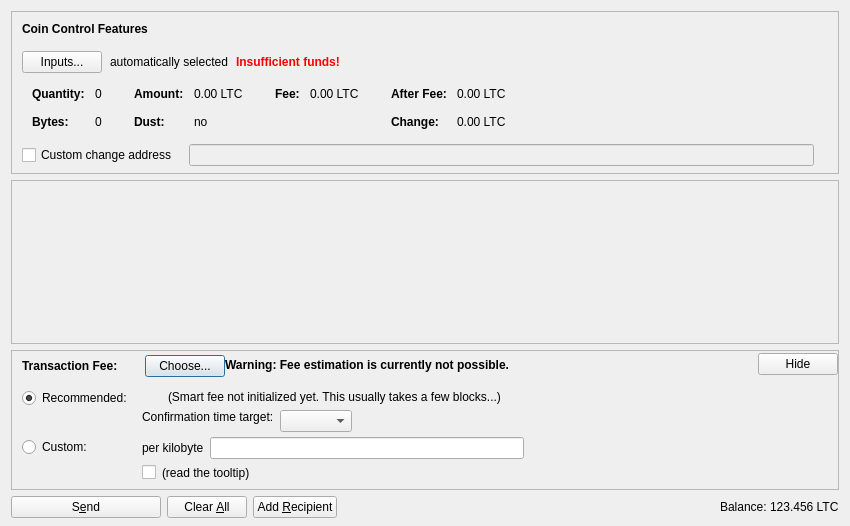
First picture: the form in src/qt/forms/sendcoinsdialog.ui, repository nkpatro/catcoin, before the edit.
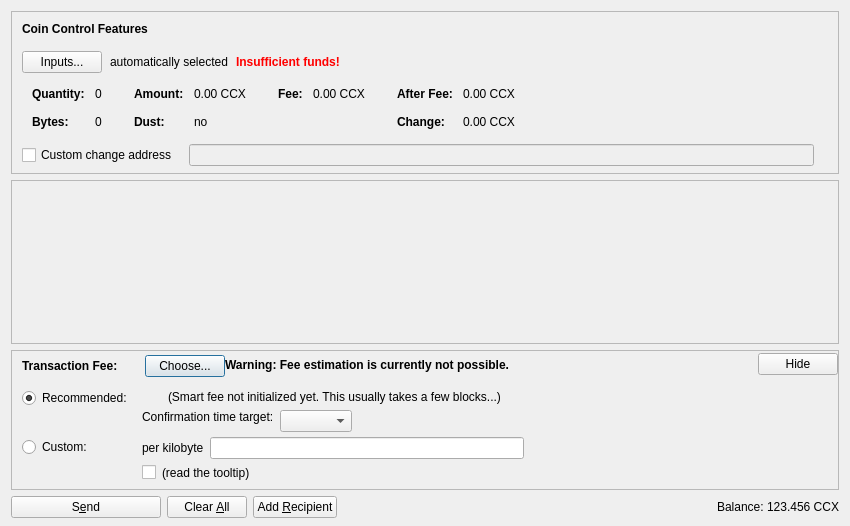
Second picture: the form after the edit. Icons and pictures are not drawn. Custom widgets are drawn as their Qt base class.

```diff
--- a/src/qt/forms/sendcoinsdialog.ui
+++ b/src/qt/forms/sendcoinsdialog.ui
@@ -324,7 +324,7 @@
                   <enum>Qt::ActionsContextMenu</enum>
                  </property>
                  <property name="text">
-                  <string notr="true">0.00 LTC</string>
+                  <string notr="true">0.00 CCX</string>
                  </property>
                  <property name="textInteractionFlags">
                   <set>Qt::LinksAccessibleByMouse|Qt::TextSelectableByKeyboard|Qt::TextSelectableByMouse</set>
@@ -404,7 +404,7 @@
                   <enum>Qt::ActionsContextMenu</enum>
                  </property>
                  <property name="text">
-                  <string notr="true">0.00 LTC</string>
+                  <string notr="true">0.00 CCX</string>
                  </property>
                  <property name="textInteractionFlags">
                   <set>Qt::LinksAccessibleByMouse|Qt::TextSelectableByKeyboard|Qt::TextSelectableByMouse</set>
@@ -455,7 +455,7 @@
                   <enum>Qt::ActionsContextMenu</enum>
                  </property>
                  <property name="text">
-                  <string notr="true">0.00 LTC</string>
+                  <string notr="true">0.00 CCX</string>
                  </property>
                  <property name="textInteractionFlags">
                   <set>Qt::LinksAccessibleByMouse|Qt::TextSelectableByKeyboard|Qt::TextSelectableByMouse</set>
@@ -484,7 +484,7 @@
                   <enum>Qt::ActionsContextMenu</enum>
                  </property>
                  <property name="text">
-                  <string notr="true">0.00 LTC</string>
+                  <string notr="true">0.00 CCX</string>
                  </property>
                  <property name="textInteractionFlags">
                   <set>Qt::LinksAccessibleByMouse|Qt::TextSelectableByKeyboard|Qt::TextSelectableByMouse</set>
@@ -1239,7 +1239,7 @@
           <cursorShape>IBeamCursor</cursorShape>
          </property>
          <property name="text">
-          <string notr="true">123.456 LTC</string>
+          <string notr="true">123.456 CCX</string>
          </property>
          <property name="textInteractionFlags">
           <set>Qt::LinksAccessibleByMouse|Qt::TextSelectableByKeyboard|Qt::TextSelectableByMouse</set>
```
Left out of the diff: 4 changed lines with no effect on the pictures.
